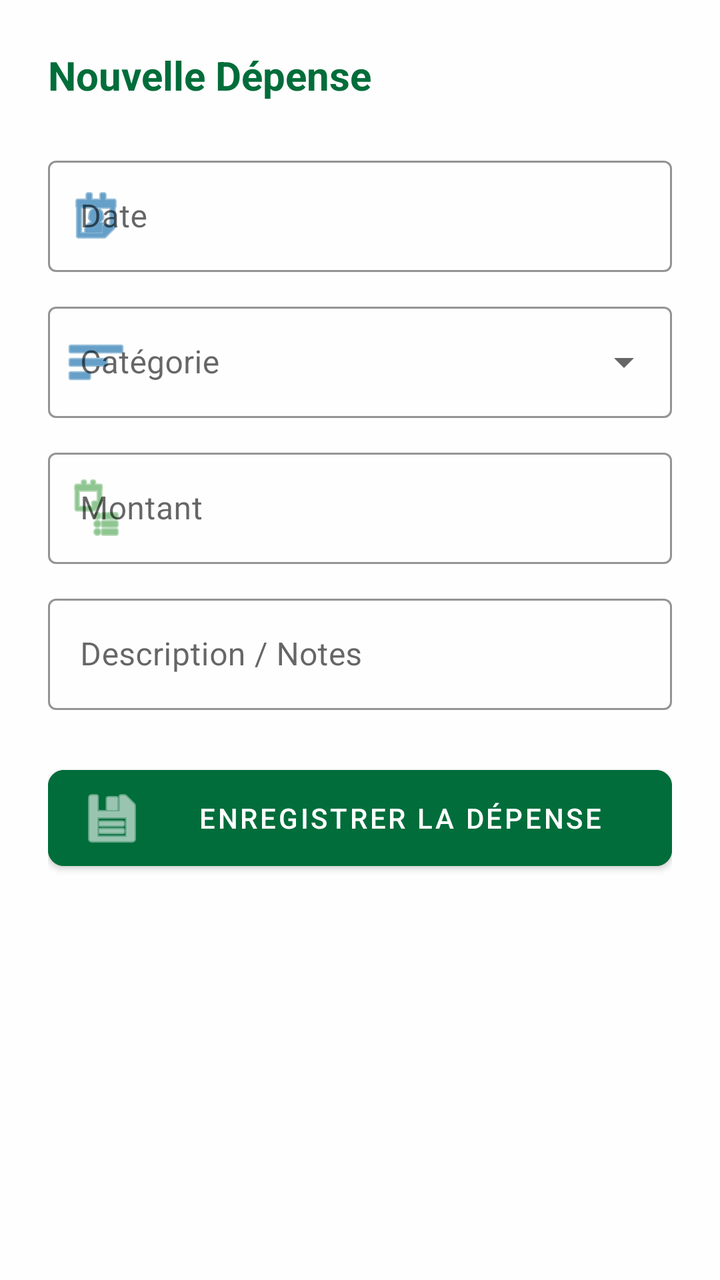
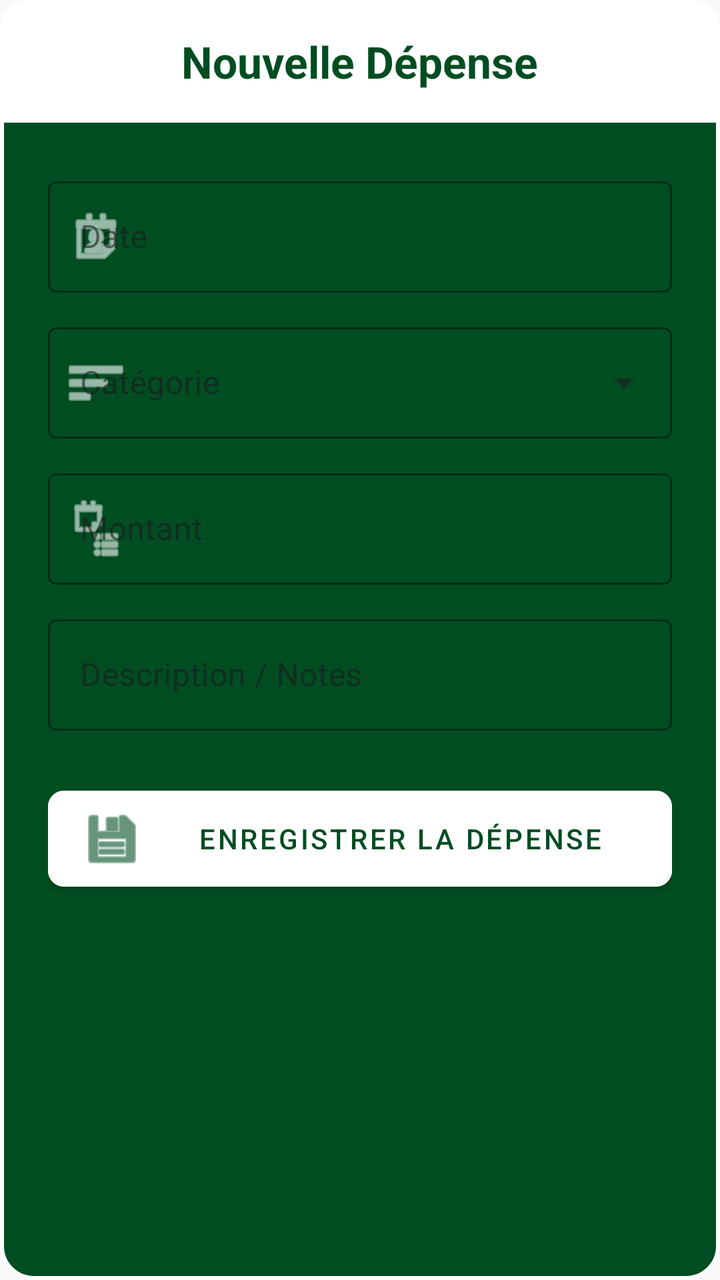

An Android layout rendered at two revisions. The XML below is the earlier revision; the diff shows what the commit changed to produce the second picture.
<!-- AndroidManifest.xml: application theme Theme.Poulailler_copilot -->
<!-- res/layout/dialog_add_expense.xml -->
<?xml version="1.0" encoding="utf-8"?>
<LinearLayout xmlns:android="http://schemas.android.com/apk/res/android"
    xmlns:app="http://schemas.android.com/apk/res-auto"
    android:layout_width="match_parent"
    android:layout_height="wrap_content"
    android:orientation="vertical"
    android:padding="24dp"
    android:background="#E6FFFFFF">

    <TextView
        android:layout_width="match_parent"
        android:layout_height="wrap_content"
        android:text="Nouvelle Dépense"
        android:textColor="@color/primary"
        android:textSize="20sp"
        android:textStyle="bold"
        android:layout_marginBottom="24dp"/>

    <com.google.android.material.textfield.TextInputLayout
        android:id="@+id/tilDate"
        android:layout_width="match_parent"
        android:layout_height="wrap_content"
        android:hint="Date"
        style="@style/Widget.MaterialComponents.TextInputLayout.OutlinedBox"
        android:layout_marginBottom="12dp"
        app:hintTextColor="@color/text_secondary"
        app:boxStrokeColor="@color/accent_blue"
        app:startIconDrawable="@android:drawable/ic_menu_my_calendar"
        app:startIconTint="@color/accent_blue">
        <com.google.android.material.textfield.TextInputEditText
            android:id="@+id/etExpenseDate"
            android:layout_width="match_parent"
            android:layout_height="wrap_content"
            android:focusable="false"
            android:clickable="true"
            android:textColor="@color/text_primary" />
    </com.google.android.material.textfield.TextInputLayout>

    <com.google.android.material.textfield.TextInputLayout
        android:layout_width="match_parent"
        android:layout_height="wrap_content"
        android:hint="Catégorie"
        style="@style/Widget.MaterialComponents.TextInputLayout.OutlinedBox.ExposedDropdownMenu"
        android:layout_marginBottom="12dp"
        app:hintTextColor="@color/text_secondary"
        app:boxStrokeColor="@color/accent_blue"
        app:startIconDrawable="@android:drawable/ic_menu_sort_by_size"
        app:startIconTint="@color/accent_blue">
        <AutoCompleteTextView
            android:id="@+id/autoCompleteCategory"
            android:layout_width="match_parent"
            android:layout_height="wrap_content"
            android:inputType="none"
            android:textColor="@color/text_primary" />
    </com.google.android.material.textfield.TextInputLayout>

    <com.google.android.material.textfield.TextInputLayout
        android:id="@+id/tilQuantityKg"
        android:layout_width="match_parent"
        android:layout_height="wrap_content"
        android:hint="Quantité (kg)"
        style="@style/Widget.MaterialComponents.TextInputLayout.OutlinedBox"
        android:layout_marginBottom="12dp"
        android:visibility="gone"
        app:hintTextColor="@color/text_secondary"
        app:boxStrokeColor="@color/accent_blue">
        <com.google.android.material.textfield.TextInputEditText
            android:id="@+id/etQuantityKg"
            android:layout_width="match_parent"
            android:layout_height="wrap_content"
            android:inputType="numberDecimal"
            android:textColor="@color/text_primary" />
    </com.google.android.material.textfield.TextInputLayout>

    <com.google.android.material.textfield.TextInputLayout
        android:id="@+id/tilAmount"
        android:layout_width="match_parent"
        android:layout_height="wrap_content"
        android:hint="Montant"
        style="@style/Widget.MaterialComponents.TextInputLayout.OutlinedBox"
        android:layout_marginBottom="12dp"
        app:hintTextColor="@color/text_secondary"
        app:boxStrokeColor="@color/accent_blue"
        app:startIconDrawable="@android:drawable/ic_menu_agenda"
        app:startIconTint="@color/emerald_soft">
        <com.google.android.material.textfield.TextInputEditText
            android:id="@+id/etAmount"
            android:layout_width="match_parent"
            android:layout_height="wrap_content"
            android:inputType="numberDecimal"
            android:textColor="@color/text_primary" />
    </com.google.android.material.textfield.TextInputLayout>

    <com.google.android.material.textfield.TextInputLayout
        android:layout_width="match_parent"
        android:layout_height="wrap_content"
        android:hint="Description / Notes"
        style="@style/Widget.MaterialComponents.TextInputLayout.OutlinedBox"
        android:layout_marginBottom="24dp"
        app:hintTextColor="@color/text_secondary"
        app:boxStrokeColor="@color/accent_blue">
        <com.google.android.material.textfield.TextInputEditText
            android:id="@+id/etDescription"
            android:layout_width="match_parent"
            android:layout_height="wrap_content"
            android:inputType="textLongMessage"
            android:textColor="@color/text_primary" />
    </com.google.android.material.textfield.TextInputLayout>

    <com.google.android.material.button.MaterialButton
        android:id="@+id/btnSaveExpense"
        android:layout_width="match_parent"
        android:layout_height="60dp"
        android:text="ENREGISTRER LA DÉPENSE"
        android:backgroundTint="@color/primary"
        android:textColor="@color/white"
        app:cornerRadius="8dp"
        app:icon="@android:drawable/ic_menu_save" />
</LinearLayout>
<!-- resources referenced by this layout -->
<resources>
  <color name="accent_blue">#0061A4</color>
  <color name="emerald_soft">#43A047</color>
  <color name="primary">#006D3A</color>
  <color name="text_primary">#1C1B1F</color>
  <color name="text_secondary">#49454F</color>
  <color name="white">#FFFFFFFF</color>
  <style name="Theme.Poulailler_copilot" parent="Theme.MaterialComponents.DayNight.NoActionBar">
          
          <item name="colorPrimary">@color/primary</item>
          <item name="colorPrimaryVariant">@color/primary_variant</item>
          <item name="colorOnPrimary">@color/white</item>
  
          
          <item name="colorSecondary">@color/secondary</item>
          <item name="colorSecondaryVariant">@color/secondary_variant</item>
          <item name="colorOnSecondary">@color/white</item>
  
          
          <item name="android:windowBackground">@color/background</item>
          <item name="backgroundColor">@color/background</item>
  
          
          <item name="android:statusBarColor">?attr/colorPrimaryVariant</item>
  
          
          <item name="materialCardViewStyle">@style/Widget.App.CardView</item>
          <item name="shapeAppearanceLargeComponent">@style/ShapeAppearance.App.LargeComponent</item>
      </style>
  <color name="primary_variant">#004D22</color>
  <color name="secondary">#43A047</color>
  <color name="secondary_variant">#2E7D32</color>
  <color name="background">@color/off_white</color>
  <style name="Widget.App.CardView" parent="Widget.MaterialComponents.CardView">
          <item name="cardElevation">2dp</item>
          <item name="cardCornerRadius">16dp</item>
          <item name="cardBackgroundColor">@color/surface</item>
          <item name="strokeWidth">0dp</item>
      </style>
  <style name="ShapeAppearance.App.LargeComponent" parent="ShapeAppearance.MaterialComponents.LargeComponent">
          <item name="cornerFamily">rounded</item>
          <item name="cornerSize">16dp</item>
      </style>
  <color name="off_white">#F8F9FA</color>
  <color name="surface">#FFFFFF</color>
</resources>

<!-- the commit's change to res/layout/dialog_add_expense.xml (unified diff, before → after) -->
@@ -4,116 +4,149 @@
     android:layout_width="match_parent"
     android:layout_height="wrap_content"
     android:orientation="vertical"
-    android:padding="24dp"
-    android:background="#E6FFFFFF">
+    android:background="@drawable/bg_dialog_dark">
 
-    <TextView
+    <LinearLayout
         android:layout_width="match_parent"
         android:layout_height="wrap_content"
-        android:text="Nouvelle Dépense"
-        android:textColor="@color/primary"
-        android:textSize="20sp"
-        android:textStyle="bold"
-        android:layout_marginBottom="24dp"/>
+        android:background="@drawable/bg_dialog_header"
+        android:padding="16dp"
+        android:gravity="center">
+        <TextView
+            android:layout_width="wrap_content"
+            android:layout_height="wrap_content"
+            android:text="Nouvelle Dépense"
+            android:textColor="@color/primary_variant"
+            android:textSize="22sp"
+            android:textStyle="bold"/>
+    </LinearLayout>
 
-    <com.google.android.material.textfield.TextInputLayout
-        android:id="@+id/tilDate"
+    <LinearLayout
         android:layout_width="match_parent"
         android:layout_height="wrap_content"
-        android:hint="Date"
-        style="@style/Widget.MaterialComponents.TextInputLayout.OutlinedBox"
-        android:layout_marginBottom="12dp"
-        app:hintTextColor="@color/text_secondary"
-        app:boxStrokeColor="@color/accent_blue"
-        app:startIconDrawable="@android:drawable/ic_menu_my_calendar"
-        app:startIconTint="@color/accent_blue">
-        <com.google.android.material.textfield.TextInputEditText
-            android:id="@+id/etExpenseDate"
+        android:orientation="vertical"
+        android:padding="24dp">
+
+        <com.google.android.material.textfield.TextInputLayout
+            android:id="@+id/tilDate"
             android:layout_width="match_parent"
             android:layout_height="wrap_content"
-            android:focusable="false"
-            android:clickable="true"
-            android:textColor="@color/text_primary" />
-    </com.google.android.material.textfield.TextInputLayout>
+            android:hint="Date"
+            style="@style/Widget.MaterialComponents.TextInputLayout.OutlinedBox"
+            android:layout_marginBottom="12dp"
+            app:hintTextColor="#CCFFFFFF"
+            app:boxStrokeColor="@color/white"
+            app:startIconDrawable="@android:drawable/ic_menu_my_calendar"
+            app:startIconTint="@color/white">
+            <com.google.android.material.textfield.TextInputEditText
+                android:id="@+id/etExpenseDate"
+                android:layout_width="match_parent"
+                android:layout_height="wrap_content"
+                android:focusable="false"
+                android:clickable="true"
+                android:textColor="@color/white" />
+        </com.google.android.material.textfield.TextInputLayout>
 
-    <com.google.android.material.textfield.TextInputLayout
-        android:layout_width="match_parent"
-        android:layout_height="wrap_content"
-        android:hint="Catégorie"
-        style="@style/Widget.MaterialComponents.TextInputLayout.OutlinedBox.ExposedDropdownMenu"
-        android:layout_marginBottom="12dp"
-        app:hintTextColor="@color/text_secondary"
-        app:boxStrokeColor="@color/accent_blue"
-        app:startIconDrawable="@android:drawable/ic_menu_sort_by_size"
-        app:startIconTint="@color/accent_blue">
-        <AutoCompleteTextView
-            android:id="@+id/autoCompleteCategory"
+        <com.google.android.material.textfield.TextInputLayout
             android:layout_width="match_parent"
             android:layout_height="wrap_content"
-            android:inputType="none"
-            android:textColor="@color/text_primary" />
-    </com.google.android.material.textfield.TextInputLayout>
+            android:hint="Catégorie"
+            style="@style/Widget.MaterialComponents.TextInputLayout.OutlinedBox.ExposedDropdownMenu"
+            android:layout_marginBottom="12dp"
+            app:hintTextColor="#CCFFFFFF"
+            app:boxStrokeColor="@color/white"
+            app:startIconDrawable="@android:drawable/ic_menu_sort_by_size"
+            app:startIconTint="@color/white">
+            <AutoCompleteTextView
+                android:id="@+id/autoCompleteCategory"
+                android:layout_width="match_parent"
+                android:layout_height="wrap_content"
+                android:inputType="none"
+                android:textColor="@color/white" />
+        </com.google.android.material.textfield.TextInputLayout>
 
-    <com.google.android.material.textfield.TextInputLayout
-        android:id="@+id/tilQuantityKg"
-        android:layout_width="match_parent"
-        android:layout_height="wrap_content"
-        android:hint="Quantité (kg)"
-        style="@style/Widget.MaterialComponents.TextInputLayout.OutlinedBox"
-        android:layout_marginBottom="12dp"
-        android:visibility="gone"
-        app:hintTextColor="@color/text_secondary"
-        app:boxStrokeColor="@color/accent_blue">
-        <com.google.android.material.textfield.TextInputEditText
-            android:id="@+id/etQuantityKg"
+        <com.google.android.material.textfield.TextInputLayout
+            android:id="@+id/tilSubCategory"
             android:layout_width="match_parent"
             android:layout_height="wrap_content"
-            android:inputType="numberDecimal"
-            android:textColor="@color/text_primary" />
-    </com.google.android.material.textfield.TextInputLayout>
+            android:hint="Sous-catégorie"
+            style="@style/Widget.MaterialComponents.TextInputLayout.OutlinedBox.ExposedDropdownMenu"
+            android:layout_marginBottom="12dp"
+            android:visibility="gone"
+            app:hintTextColor="#CCFFFFFF"
+            app:boxStrokeColor="@color/white"
+            app:startIconDrawable="@android:drawable/ic_menu_sort_by_size"
+            app:startIconTint="@color/white">
+            <AutoCompleteTextView
+                android:id="@+id/autoCompleteSubCategory"
+                android:layout_width="match_parent"
+                android:layout_height="wrap_content"
+                android:inputType="none"
+                android:textColor="@color/white" />
+        </com.google.android.material.textfield.TextInputLayout>
 
-    <com.google.android.material.textfield.TextInputLayout
-        android:id="@+id/tilAmount"
-        android:layout_width="match_parent"
-        android:layout_height="wrap_content"
-        android:hint="Montant"
-        style="@style/Widget.MaterialComponents.TextInputLayout.OutlinedBox"
-        android:layout_marginBottom="12dp"
-        app:hintTextColor="@color/text_secondary"
-        app:boxStrokeColor="@color/accent_blue"
-        app:startIconDrawable="@android:drawable/ic_menu_agenda"
-        app:startIconTint="@color/emerald_soft">
-        <com.google.android.material.textfield.TextInputEditText
-            android:id="@+id/etAmount"
+        <com.google.android.material.textfield.TextInputLayout
+            android:id="@+id/tilQuantityKg"
             android:layout_width="match_parent"
             android:layout_height="wrap_content"
-            android:inputType="numberDecimal"
-            android:textColor="@color/text_primary" />
-    </com.google.android.material.textfield.TextInputLayout>
+            android:hint="Quantité (kg)"
+            style="@style/Widget.MaterialComponents.TextInputLayout.OutlinedBox"
+            android:layout_marginBottom="12dp"
+            android:visibility="gone"
+            app:hintTextColor="#CCFFFFFF"
+            app:boxStrokeColor="@color/white">
+            <com.google.android.material.textfield.TextInputEditText
+                android:id="@+id/etQuantityKg"
+                android:layout_width="match_parent"
+                android:layout_height="wrap_content"
+                android:inputType="numberDecimal"
+                android:textColor="@color/white" />
+        </com.google.android.material.textfield.TextInputLayout>
 
-    <com.google.android.material.textfield.TextInputLayout
-        android:layout_width="match_parent"
-        android:layout_height="wrap_content"
-        android:hint="Description / Notes"
-        style="@style/Widget.MaterialComponents.TextInputLayout.OutlinedBox"
-        android:layout_marginBottom="24dp"
-        app:hintTextColor="@color/text_secondary"
-        app:boxStrokeColor="@color/accent_blue">
-        <com.google.android.material.textfield.TextInputEditText
-            android:id="@+id/etDescription"
+        <com.google.android.material.textfield.TextInputLayout
+            android:id="@+id/tilAmount"
             android:layout_width="match_parent"
             android:layout_height="wrap_content"
-            android:inputType="textLongMessage"
-            android:textColor="@color/text_primary" />
-    </com.google.android.material.textfield.TextInputLayout>
+            android:hint="Montant"
+            style="@style/Widget.MaterialComponents.TextInputLayout.OutlinedBox"
+            android:layout_marginBottom="12dp"
+            app:hintTextColor="#CCFFFFFF"
+            app:boxStrokeColor="@color/white"
+            app:startIconDrawable="@android:drawable/ic_menu_agenda"
+            app:startIconTint="@color/white">
+            <com.google.android.material.textfield.TextInputEditText
+                android:id="@+id/etAmount"
+                android:layout_width="match_parent"
+                android:layout_height="wrap_content"
+                android:inputType="numberDecimal"
+                android:textColor="@color/white" />
+        </com.google.android.material.textfield.TextInputLayout>
 
-    <com.google.android.material.button.MaterialButton
-        android:id="@+id/btnSaveExpense"
-        android:layout_width="match_parent"
-        android:layout_height="60dp"
-        android:text="ENREGISTRER LA DÉPENSE"
-        android:backgroundTint="@color/primary"
-        android:textColor="@color/white"
-        app:cornerRadius="8dp"
-        app:icon="@android:drawable/ic_menu_save" />
+        <com.google.android.material.textfield.TextInputLayout
+            android:layout_width="match_parent"
+            android:layout_height="wrap_content"
+            android:hint="Description / Notes"
+            style="@style/Widget.MaterialComponents.TextInputLayout.OutlinedBox"
+            android:layout_marginBottom="24dp"
+            app:hintTextColor="#CCFFFFFF"
+            app:boxStrokeColor="@color/white">
+            <com.google.android.material.textfield.TextInputEditText
+                android:id="@+id/etDescription"
+                android:layout_width="match_parent"
+                android:layout_height="wrap_content"
+                android:inputType="textLongMessage"
+                android:textColor="@color/white" />
+        </com.google.android.material.textfield.TextInputLayout>
+
+        <com.google.android.material.button.MaterialButton
+            android:id="@+id/btnSaveExpense"
+            android:layout_width="match_parent"
+            android:layout_height="60dp"
+            android:text="ENREGISTRER LA DÉPENSE"
+            android:backgroundTint="@color/white"
+            android:textColor="@color/primary_variant"
+            app:cornerRadius="8dp"
+            app:icon="@android:drawable/ic_menu_save"
+            app:iconTint="@color/primary_variant" />
+    </LinearLayout>
 </LinearLayout>
<!-- resource entries referenced after the edit -->
@@ -1,11 +1,26 @@
 <!-- resources referenced by this layout -->
 <resources>
-  <color name="accent_blue">#0061A4</color>
-  <color name="emerald_soft">#43A047</color>
   <color name="primary">#006D3A</color>
   <color name="text_primary">#1C1B1F</color>
   <color name="text_secondary">#49454F</color>
   <color name="white">#FFFFFFFF</color>
+  <!-- drawable bg_dialog_dark (drawable) -->
+  <?xml version="1.0" encoding="utf-8"?>
+  <shape xmlns:android="http://schemas.android.com/apk/res/android">
+      <solid android:color="@color/primary_variant" />
+      <stroke
+          android:width="2dp"
+          android:color="@color/white" />
+      <corners android:radius="16dp" />
+  </shape>
+  <!-- drawable bg_dialog_header (drawable) -->
+  <?xml version="1.0" encoding="utf-8"?>
+  <shape xmlns:android="http://schemas.android.com/apk/res/android">
+      <solid android:color="@color/white" />
+      <corners
+          android:topLeftRadius="14dp"
+          android:topRightRadius="14dp" />
+  </shape>
   <style name="Theme.Poulailler_copilot" parent="Theme.MaterialComponents.DayNight.NoActionBar">
           
           <item name="colorPrimary">@color/primary</item>
@@ -19,7 +34,13 @@
   
           
           <item name="android:windowBackground">@color/background</item>
-          <item name="backgroundColor">@color/background</item>
+          <item name="colorSurface">@color/surface</item>
+          <item name="colorOnSurface">@color/text_primary</item>
+          <item name="colorOnSurfaceVariant">@color/text_secondary</item>
+  
+          
+          <item name="android:textColorPrimary">@color/text_primary</item>
+          <item name="android:textColorSecondary">@color/text_secondary</item>
   
           
           <item name="android:statusBarColor">?attr/colorPrimaryVariant</item>
@@ -27,6 +48,10 @@
           
           <item name="materialCardViewStyle">@style/Widget.App.CardView</item>
           <item name="shapeAppearanceLargeComponent">@style/ShapeAppearance.App.LargeComponent</item>
+  
+          
+          <item name="materialAlertDialogTheme">@style/ThemeOverlay.App.MaterialAlertDialog</item>
+          <item name="alertDialogTheme">@style/ThemeOverlay.App.MaterialAlertDialog</item>
       </style>
   <color name="primary_variant">#004D22</color>
   <color name="secondary">#43A047</color>
@@ -42,6 +67,11 @@
           <item name="cornerFamily">rounded</item>
           <item name="cornerSize">16dp</item>
       </style>
+  <style name="ThemeOverlay.App.MaterialAlertDialog" parent="ThemeOverlay.MaterialComponents.MaterialAlertDialog">
+          <item name="colorSurface">@color/surface</item>
+          <item name="colorOnSurface">@color/text_primary</item>
+          <item name="android:textColorPrimary">@color/text_primary</item>
+      </style>
   <color name="off_white">#F8F9FA</color>
   <color name="surface">#FFFFFF</color>
 </resources>
